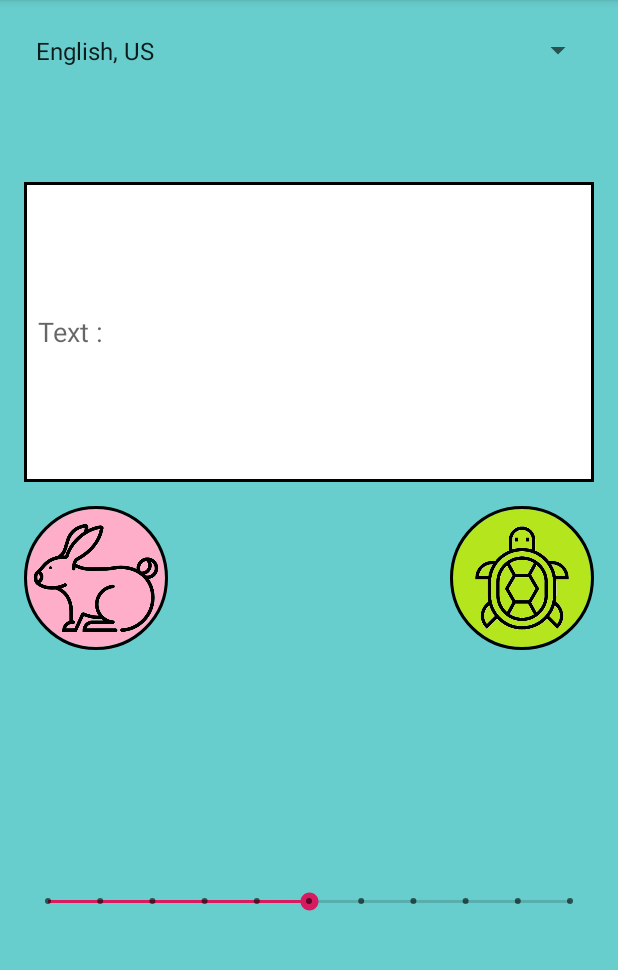
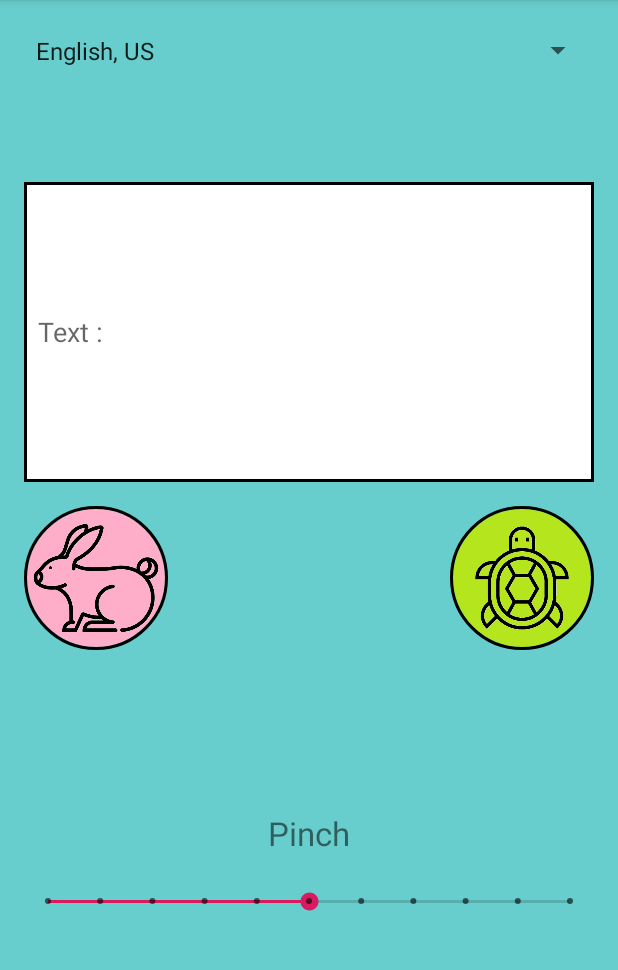
Before and after one commit to masssimeliano/TextToSpeech, an Android app: the screen it shows after launch (MainActivity), on a phone screen of 412 x 824 dp, the part 84-1054 px from its top. Run offline under Robolectric (Android 15) with nearby library versions, the phone set to English and light mode, and no system bars; our stand-ins replace CircleImageView.

Commit message:
New commits

```diff
--- a/app/src/main/java/com/example/texttospeech/MainActivity.java
+++ b/app/src/main/java/com/example/texttospeech/MainActivity.java
@@ -4,7 +4,6 @@ import androidx.appcompat.app.AppCompatActivity;
 
 import android.os.Bundle;
 import android.speech.tts.TextToSpeech;
-import android.speech.tts.Voice;
 import android.util.Log;
 import android.view.View;
 import android.widget.AdapterView;
@@ -19,11 +18,19 @@ import java.util.Locale;
 
 public class MainActivity extends AppCompatActivity{
 
+    // ImageViews of fast and slow sound
     private ImageView mImageViewFast, mImageViewSlow;
+
+    // EditText with TTS
     private EditText mEditText;
+
+    // Spinner with languages
     private Spinner mSpinner;
+
+    // SeekBar with pitch
     private SeekBar mSeekBar;
 
+    // Object TTS
     private TextToSpeech mTTS;
 
     @Override
@@ -34,18 +41,22 @@ public class MainActivity extends AppCompatActivity{
         mImageViewFast = findViewById(R.id.mImageViewFast);
         mImageViewSlow = findViewById(R.id.mImageViewSlow);
         mSpinner = findViewById(R.id.mSpinner);
-
         mEditText = findViewById(R.id.mEditText);
+        mSeekBar = findViewById(R.id.mSeekBar);
 
         mTTS = new TextToSpeech(this, new TextToSpeech.OnInitListener() {
             @Override
             public void onInit(int status) {
+                // Set English as first language
                 mTTS.setLanguage(Locale.ENGLISH);
+
+                // TODO : Check for succesful uploading TTS
                 if (status == TextToSpeech.SUCCESS)
                 {
                     if ((mTTS.setLanguage(Locale.ENGLISH) == TextToSpeech.LANG_MISSING_DATA) || (mTTS.setLanguage(Locale.ENGLISH) == TextToSpeech.LANG_NOT_SUPPORTED))
                         Log.d("TTS", "Language not supported");
                     else {
+                        // Enanle ImageViews
                         mImageViewFast.setEnabled(true);
                         mImageViewSlow.setEnabled(true);
                     }
@@ -55,10 +66,10 @@ public class MainActivity extends AppCompatActivity{
             }
         });
 
-        mSeekBar = findViewById(R.id.mSeekBar);
-
+        // Set 1 for first pitch
         mTTS.setPitch((float) 1);
 
+        // TODO : Lifecycle of SeekBar
         mSeekBar.setOnSeekBarChangeListener(new SeekBar.OnSeekBarChangeListener() {
             @Override
             public void onProgressChanged(SeekBar seekBar, int progress, boolean fromUser) {
@@ -77,6 +88,7 @@ public class MainActivity extends AppCompatActivity{
             }
         });
 
+        // Initialization of Spinner
         ArrayAdapter<?> adapter = ArrayAdapter.createFromResource(this, R.array.languages, android.R.layout.simple_spinner_item);
         adapter.setDropDownViewResource(android.R.layout.simple_spinner_dropdown_item);
         mSpinner.setAdapter(adapter);
@@ -93,6 +105,7 @@ public class MainActivity extends AppCompatActivity{
             }
         });
 
+        // Press on ImageView with fast speechrate
         mImageViewFast.setOnClickListener(new View.OnClickListener() {
             @Override
             public void onClick(View v) {
@@ -100,6 +113,8 @@ public class MainActivity extends AppCompatActivity{
                 speakText();
             }
         });
+
+        // Press on ImageView with slow speechrate
         mImageViewSlow.setOnClickListener(new View.OnClickListener() {
             @Override
             public void onClick(View v) {
@@ -109,6 +124,7 @@ public class MainActivity extends AppCompatActivity{
         });
     }
 
+    // TODO : Method to choose language with Spinner
     public String chooseLanguage(String language) {
         switch (language) {
             case "English, US":
@@ -229,12 +245,15 @@ public class MainActivity extends AppCompatActivity{
                 return "";
         }
     }
+
+    // TODO : Method to speak text from EditText
     public void speakText() {
+        // If thre is text in EditText
         if (mEditText.getText().toString() != null) {
             mTTS.speak(mEditText.getText().toString(), TextToSpeech.QUEUE_FLUSH, null);
         }
         else {
-            Toast.makeText(this, "There is no text", Toast.LENGTH_LONG).show();
+            Toast.makeText(this, getString(R.string.text_no_text), Toast.LENGTH_LONG).show();
             Log.d("TTS", "No text");
         }
     }
--- a/app/src/main/res/layout/activity_main.xml
+++ b/app/src/main/res/layout/activity_main.xml
@@ -16,7 +16,7 @@
         android:layout_marginRight="16dp"
         android:background="@drawable/edittext_shape"
         android:ems="10"
-        android:hint="@string/text"
+        android:hint="@string/text_text"
         android:inputType="text"
         app:layout_constraintEnd_toEndOf="parent"
         app:layout_constraintHorizontal_bias="1.0"
@@ -70,4 +70,16 @@
         app:layout_constraintStart_toStartOf="parent"
         app:layout_constraintTop_toBottomOf="@+id/mImageViewSlow" />
 
+    <TextView
+        android:id="@+id/mTextPinch"
+        android:layout_width="wrap_content"
+        android:layout_height="wrap_content"
+        android:layout_marginBottom="16dp"
+        android:text="@string/text_pinch"
+        android:textSize="22dp"
+        app:layout_constraintBottom_toTopOf="@+id/mSeekBar"
+        app:layout_constraintEnd_toEndOf="parent"
+        app:layout_constraintHorizontal_bias="0.5"
+        app:layout_constraintStart_toStartOf="parent" />
+
 </androidx.constraintlayout.widget.ConstraintLayout>
--- a/app/src/main/res/values/strings.xml
+++ b/app/src/main/res/values/strings.xml
@@ -61,5 +61,8 @@
         <item>Vietnamese, Vietnam</item>
     </string-array>
 
-    <string name="text">&#160;&#160;Text :</string>
+    <string name="text_text">&#160;&#160;Text :</string>
+    <string name="text_pinch">Pinch</string>
+    <string name="text_no_text">There is no text</string>
+
 </resources>
```
Also changed, not shown: app/src/main/res/drawable/icon.png (deleted).
